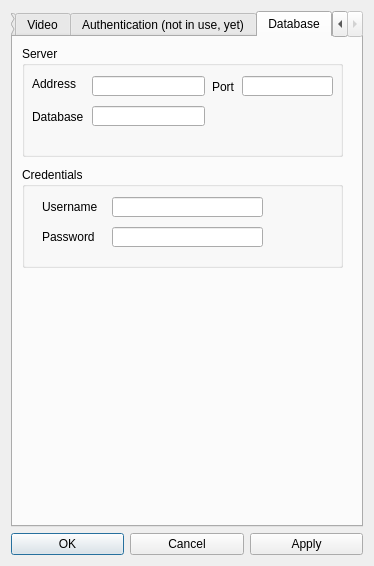
Old version of the form src/designer/settings.ui in the repository marsinstituteSC/MissionControl.
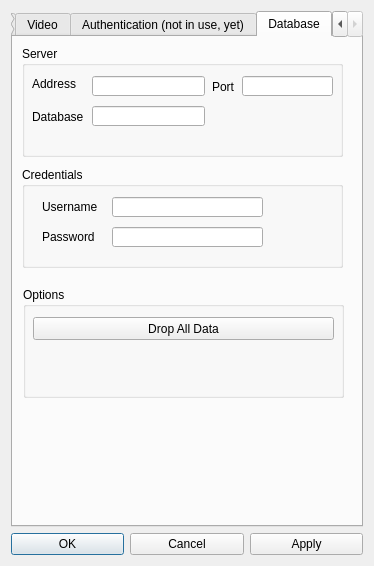
New version of the form.

```diff
--- a/src/designer/settings.ui
+++ b/src/designer/settings.ui
@@ -1102,6 +1102,38 @@
         </property>
        </widget>
       </widget>
+      <widget class="QGroupBox" name="groupBox_9">
+       <property name="geometry">
+        <rect>
+         <x>10</x>
+         <y>250</y>
+         <width>321</width>
+         <height>111</height>
+        </rect>
+       </property>
+       <property name="title">
+        <string>Options</string>
+       </property>
+       <widget class="QPushButton" name="pushButton">
+        <property name="geometry">
+         <rect>
+          <x>10</x>
+          <y>30</y>
+          <width>301</width>
+          <height>23</height>
+         </rect>
+        </property>
+        <property name="text">
+         <string>Drop All Data</string>
+        </property>
+        <property name="default">
+         <bool>false</bool>
+        </property>
+        <property name="flat">
+         <bool>false</bool>
+        </property>
+       </widget>
+      </widget>
      </widget>
     </widget>
    </item>
```
